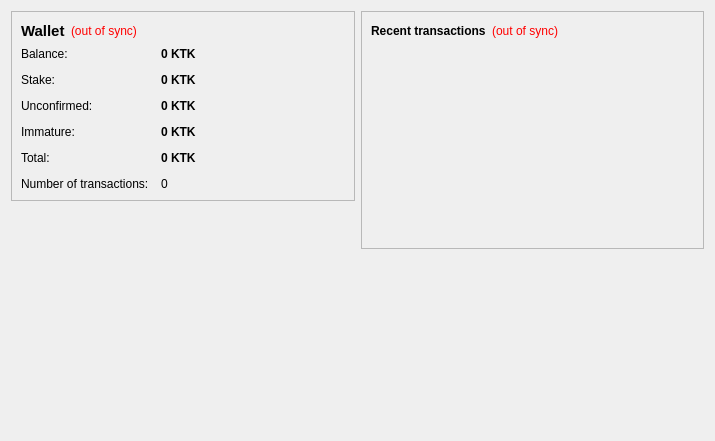
This is src/qt/forms/overviewpage.ui in kryptkoin/KryptKoin as Qt 5 draws it before an edit. The edited form follows.
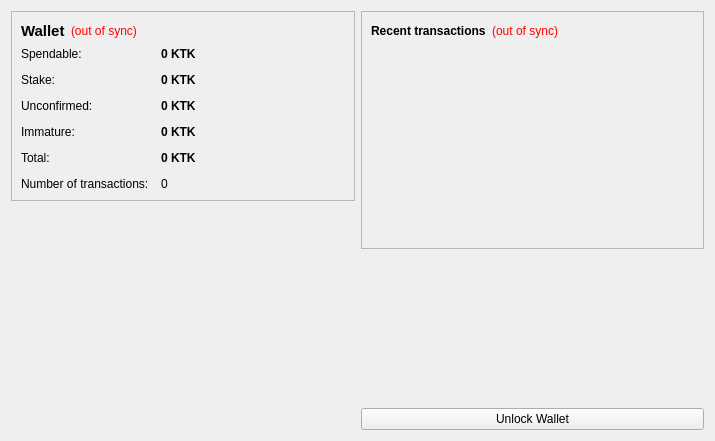
This is the edited form. Icons and pictures are not drawn.

The edit to the form file:
```diff
--- a/src/qt/forms/overviewpage.ui
+++ b/src/qt/forms/overviewpage.ui
@@ -86,7 +86,7 @@
           <item row="0" column="0">
            <widget class="QLabel" name="label">
             <property name="text">
-             <string>Balance:</string>
+             <string>Spendable:</string>
             </property>
            </widget>
           </item>
@@ -358,6 +358,13 @@
        </property>
       </spacer>
      </item>
+     <item>
+      <widget class="QPushButton" name="unlockWalletButton">
+       <property name="text">
+        <string>Unlock Wallet</string>
+       </property>
+      </widget>
+     </item>
     </layout>
    </item>
   </layout>
```
